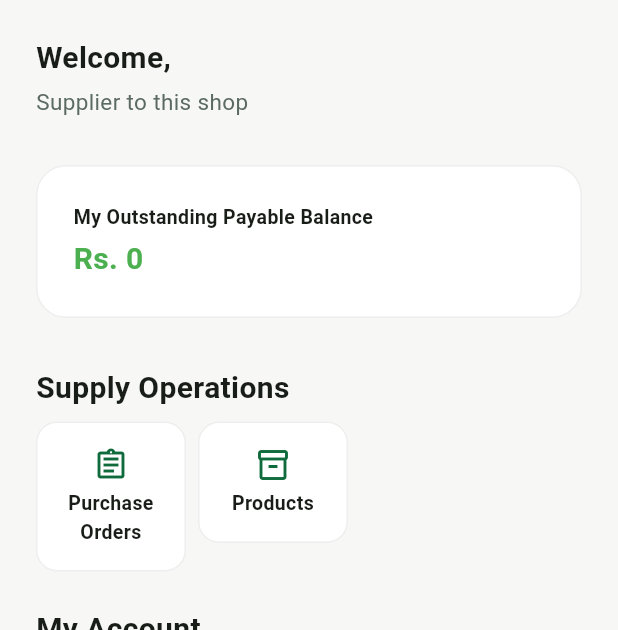
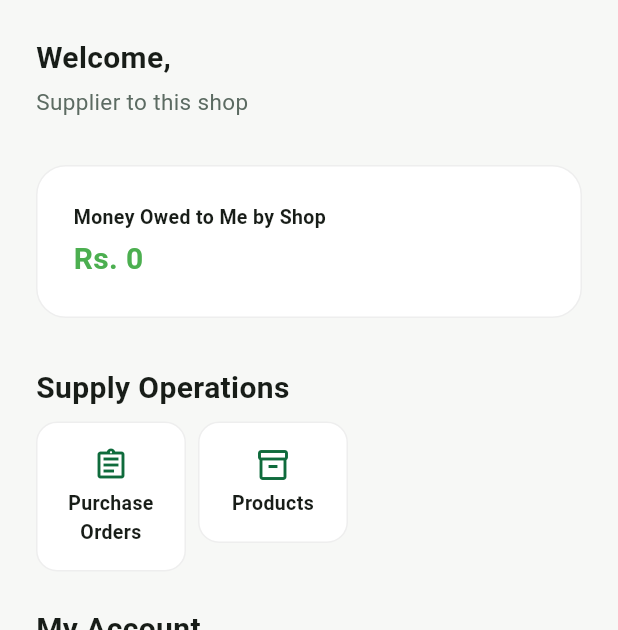
Before and after one commit to Muhammad-Huzaifa02/mandi-flutter-app, a Flutter app: the SupplierDashboardPage screen opened directly, on a phone screen of 412 x 824 dp, the part 84-714 px from its top. Run offline on Flutter 3.47's test engine with Material 3 defaults, Android fonts, the light colour scheme and no system bars; our stand-ins replace connectivity_plus, flutter_local_notifications, pdf, printing, share_plus, shared_preferences and 1 more; missing offline and left inert: excel; accounts and stored records are empty; Roboto replaces fonts that are missing (Poppins).

Commit message:
feat(supplier): link invoices to supplier_id and add Send Payment Reminder to Shop Owner button on SupplierDashboardPage

```diff
--- a/lib/data/models/invoice_model.dart
+++ b/lib/data/models/invoice_model.dart
@@ -109,6 +109,8 @@ class Invoice {
   final String shopId;
   final String? customerId;
   final String customerName;
+  final String? supplierId;
+  final String supplierName;
   final String invoiceNumber;
   final List<InvoiceItem> items;
 
@@ -129,6 +131,8 @@ class Invoice {
     required this.shopId,
     this.customerId,
     this.customerName = '',
+    this.supplierId,
+    this.supplierName = '',
     required this.invoiceNumber,
     this.items = const [],
     this.subtotal = 0,
@@ -154,6 +158,8 @@ class Invoice {
       shopId: d['shop_id'] as String? ?? '',
       customerId: d['customer_id'] as String?,
       customerName: d['customer_name'] as String? ?? '',
+      supplierId: d['supplier_id'] as String?,
+      supplierName: d['supplier_name'] as String? ?? '',
       invoiceNumber: d['invoice_number'] as String? ?? '',
       items: ((d['items'] as List?) ?? [])
           .map((e) => InvoiceItem.fromMap(Map<String, dynamic>.from(e)))
@@ -179,6 +185,9 @@ class Invoice {
         'shop_id': shopId,
         'customerId': customerId,
         'customer_id': customerId,
+        'supplierId': supplierId,
+        'supplier_id': supplierId,
+        'supplier_name': supplierName,
         'invoiceNumber': invoiceNumber,
         'invoice_number': invoiceNumber,
         'subtotal': subtotal,
--- a/lib/modules/suppliers/views/supplier_dashboard_page.dart
+++ b/lib/modules/suppliers/views/supplier_dashboard_page.dart
@@ -2,6 +2,7 @@ import 'package:flutter/material.dart';
 import 'package:provider/provider.dart';
 
 import 'package:mandi/core/theme/app_theme.dart';
+import 'package:mandi/core/utils/whatsapp_share_service.dart';
 import 'package:mandi/data/models/supplier_model.dart';
 import 'package:mandi/providers/auth_provider.dart';
 import 'package:mandi/providers/shop_context_provider.dart';
@@ -62,7 +63,7 @@ class SupplierDashboardPage extends StatelessWidget {
                 style: MText.bodyMd.copyWith(color: MColors.textSecondary)),
             const SizedBox(height: MSpacing.xl),
 
-            // Balance Card
+            // Balance Card with WhatsApp Reminder
             Container(
               width: double.infinity,
               padding: const EdgeInsets.all(MSpacing.lg),
@@ -74,7 +75,7 @@ class SupplierDashboardPage extends StatelessWidget {
               child: Column(
                 crossAxisAlignment: CrossAxisAlignment.start,
                 children: [
-                  const Text('My Outstanding Payable Balance',
+                  Text('Money Owed to Me by ${shop?.name ?? "Shop"}',
                       style: MText.labelMd),
                   const SizedBox(height: MSpacing.xs),
                   Text(
@@ -85,6 +86,45 @@ class SupplierDashboardPage extends StatelessWidget {
                           : Colors.green,
                     ),
                   ),
+                  if (mySupplier.runningBalance > 0 &&
+                      (shop?.phone.isNotEmpty == true ||
+                          shop?.whatsapp.isNotEmpty == true)) ...[
+                    const SizedBox(height: MSpacing.md),
+                    SizedBox(
+                      width: double.infinity,
+                      child: ElevatedButton.icon(
+                        style: ElevatedButton.styleFrom(
+                          backgroundColor: const Color(0xFF25D366),
+                        ),
+                        onPressed: () {
+                          final targetPhone = shop!.whatsapp.isNotEmpty
+                              ? shop.whatsapp
+                              : shop.phone;
+                          final msg = '''
+Assalam-o-Alaikum,
+
+This is a friendly payment reminder from *${mySupplier.name}* (Supplier).
+
+My outstanding balance payable by *${shop.name}* is: *Rs. ${mySupplier.runningBalance.toStringAsFixed(0)}*.
+
+Kindly process the payment at your earliest convenience.
+
+Thank you!
+''';
+                          WhatsAppShareService.launchWhatsApp(
+                            phone: targetPhone,
+                            message: msg,
+                          );
+                        },
+                        icon:
+                            const Icon(Icons.send_outlined, color: Colors.white),
+                        label: const Text(
+                          'Send Payment Reminder to Shop Owner',
+                          style: TextStyle(color: Colors.white),
+                        ),
+                      ),
+                    ),
+                  ],
                 ],
               ),
             ),
```
